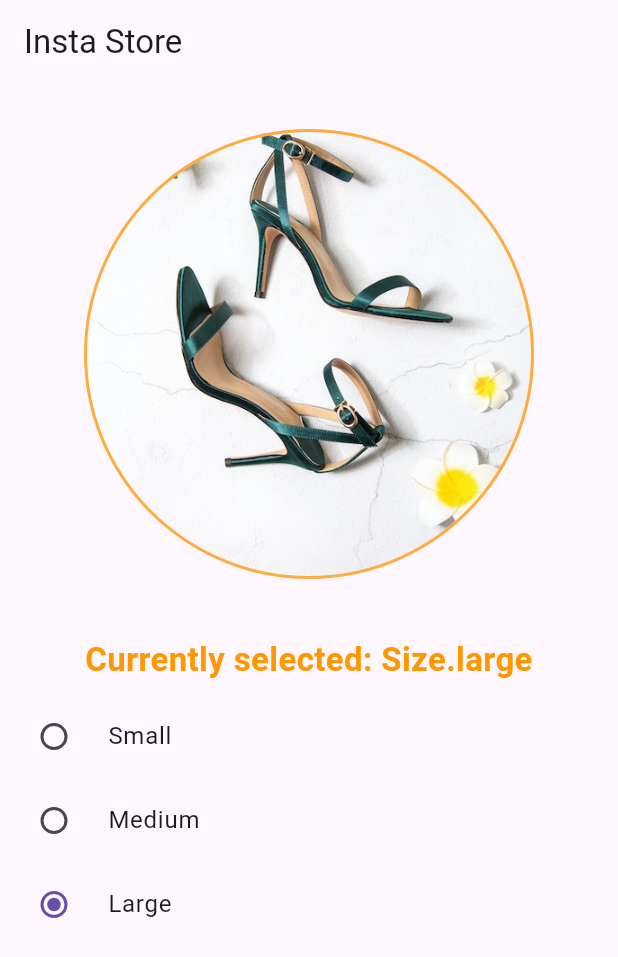
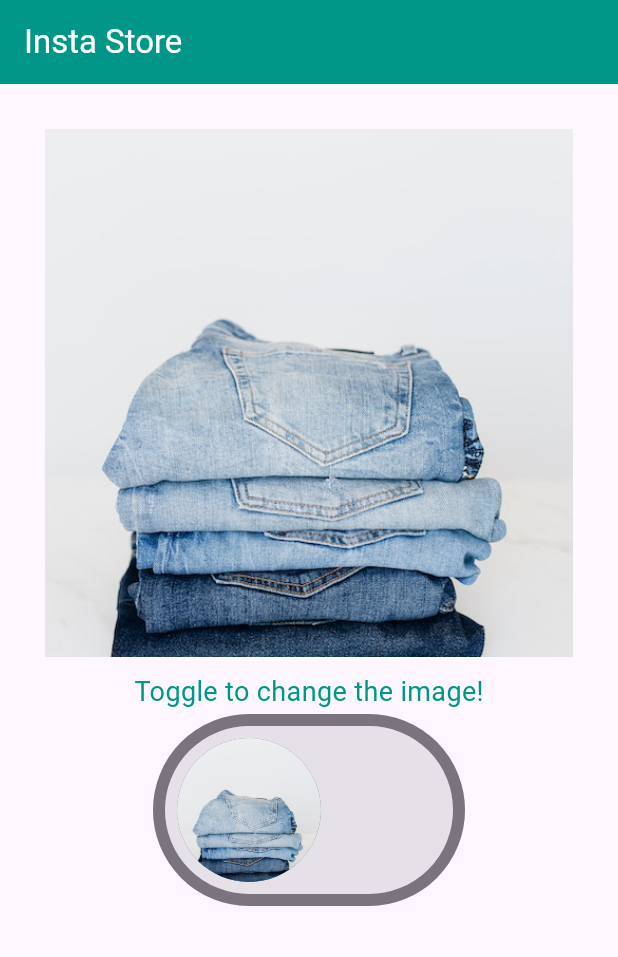
Before and after one commit to Dhannesh/app_form, a Flutter app: the screen it shows after launch, on a phone screen of 412 x 824 dp. Shown: the top 957 px of the screen. Run offline on Flutter 3.47's test engine with Material 3 defaults, Android fonts, the phone set to English and light mode, and no system bars.

Commit message:
switch widget and checkbox completed

```diff
--- /dev/null
+++ b/lib/SwitchStore.dart
@@ -0,0 +1,86 @@
+import 'package:flutter/material.dart';
+
+
+class SwitchStore extends StatelessWidget {
+  const SwitchStore({super.key});
+
+  @override
+  Widget build(BuildContext context) {
+    return MaterialApp(
+      title: "Insta Store",
+      theme: ThemeData(
+       primarySwatch: Colors.teal
+      ),
+      home: Scaffold(
+        appBar: AppBar(
+          title: const Text("Insta Store", style: TextStyle(color: Colors.white),),
+          backgroundColor: Colors.teal,
+        ),
+        body: const SwitchInputWidget(),
+      ),
+    );
+  }
+}
+class SwitchInputWidget extends StatefulWidget {
+  const SwitchInputWidget({super.key});
+
+  @override
+  State<SwitchInputWidget> createState() => _SwitchInputWidgetState();
+}
+
+class _SwitchInputWidgetState extends State<SwitchInputWidget> {
+  bool _showSweater = false;
+  @override
+  Widget build(BuildContext context) {
+    return Center(
+      child: Column(
+        children: [
+          Container(
+            height: 400,
+            width: 500,
+            margin:EdgeInsets.all(30.0),
+            decoration: BoxDecoration(
+              borderRadius: BorderRadius.all(
+                Radius.circular(10.0)
+              )
+            ),
+            child: Column(
+              children: [
+                Image(
+                    image: _showSweater ? const AssetImage("images/sweatshirt.jpg") : const AssetImage("images/jeans.jpg"),
+                  fit: BoxFit.cover,
+                ),
+                const Padding(
+                    padding: EdgeInsets.all(10.0),
+                  child: Text("Toggle to change the image!",
+                  style: TextStyle(
+                    color: Colors.teal,
+                    fontSize: 18.0
+                  ),),
+                ),
+              ]
+            )
+          ),
+          _normalToggleButton()
+        ],
+      ),
+    );
+  }
+  Widget _normalToggleButton(){
+    return Transform.scale(
+      scale:4.0,
+      child: Switch(
+        value: _showSweater,
+        activeColor: Colors.orangeAccent,
+        inactiveThumbColor: Colors.blueGrey,
+        activeThumbImage: const AssetImage("images/sweatshirt.jpg"),
+        inactiveThumbImage: const AssetImage("images/jeans.jpg"),
+        onChanged: (bool value){
+          setState(() {
+            _showSweater = value;
+          });
+        },
+      )
+    );
+  }
+}
```
Also changed, not shown: lib/checkBoxStore.dart (added, +81 -0 lines), lib/main.dart (+6 -1 lines), 1 other file.
